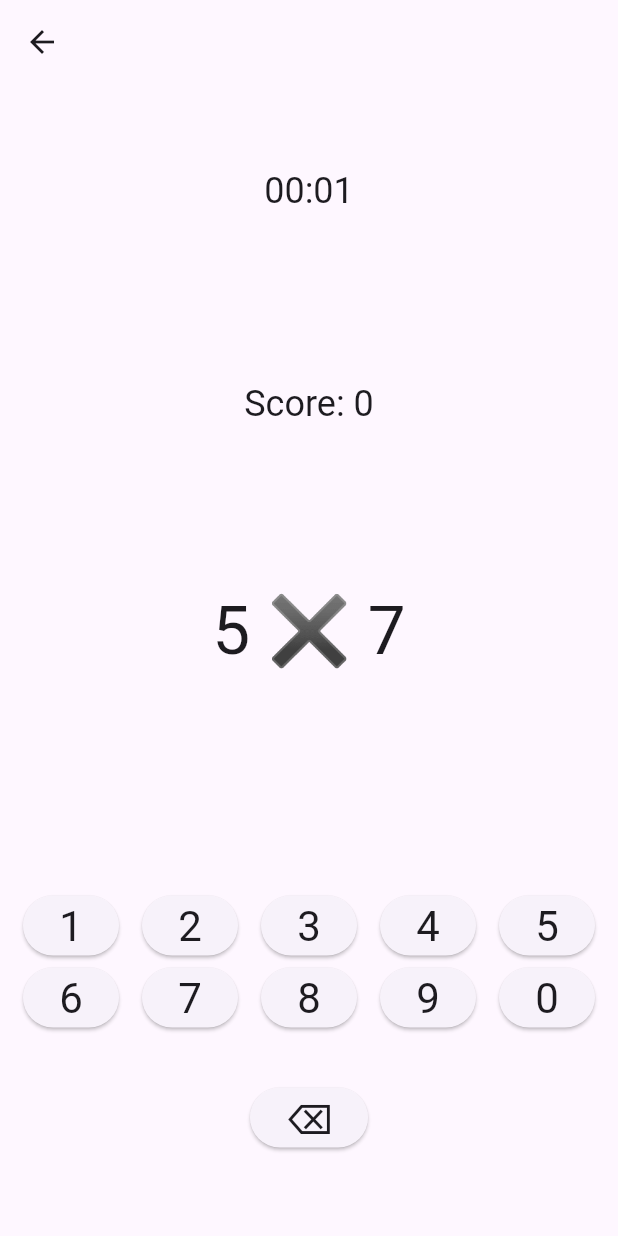
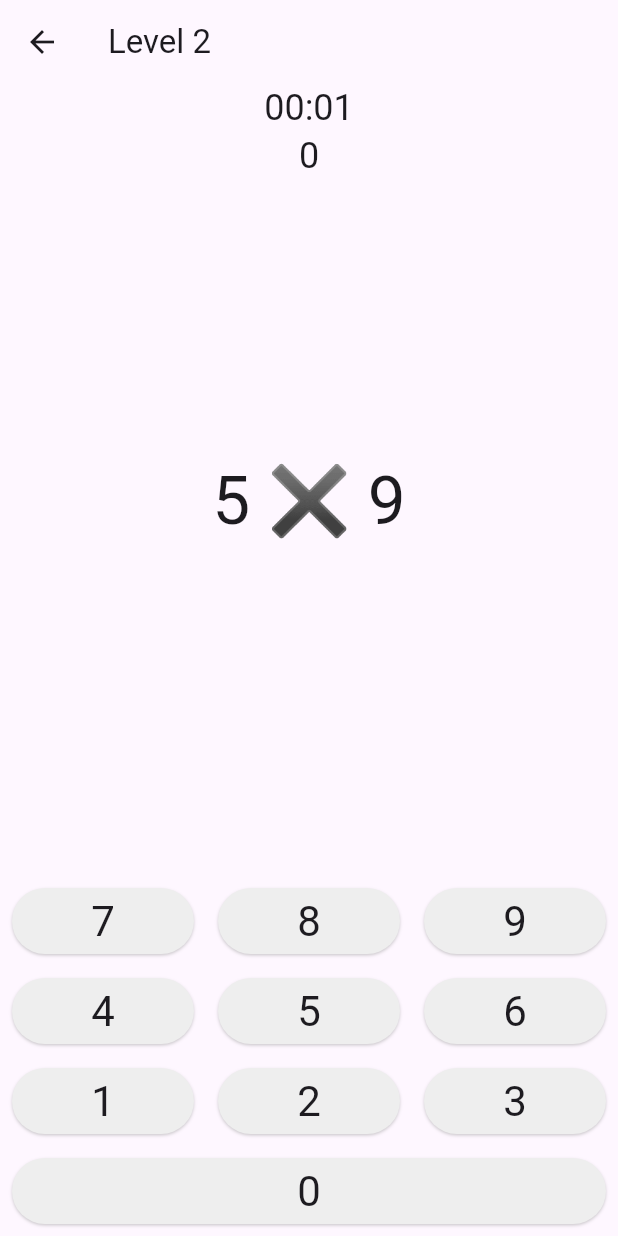
Before and after one commit to janne/multiquization, a Flutter app: the screen it shows after launch, after a tap on "Level 2", on a phone screen of 412 x 824 dp. Run offline on Flutter 3.47's test engine with Material 3 defaults, Android fonts, the light colour scheme and no system bars; our stand-ins replace audioplayers, go_router.

Commit message:
Add another level and visual tweaks

```diff
--- a/lib/game.dart
+++ b/lib/game.dart
@@ -43,12 +43,19 @@ class _GameState extends State<Game> {
 
   _randomize() {
     setState(() {
-      if (widget.level == 1) {
+      switch (widget.level) {
+        case 1:
+          multiplier = random.nextInt(5);
+          multiplicand = random.nextInt(5);
+          break;
+        case 2:
           multiplier = random.nextInt(11);
           multiplicand = random.nextInt(11);
-      } else {
+          break;
+        case 3:
           multiplier = random.nextInt(5) + 5;
           multiplicand = random.nextInt(5) + 5;
+          break;
       }
     });
   }
@@ -90,18 +97,24 @@ class _GameState extends State<Game> {
   @override
   Widget build(BuildContext context) {
     return Scaffold(
-      appBar: AppBar(),
-      body: Center(
+      appBar: AppBar(title: Text("Level ${widget.level}")),
+      body: SafeArea(
+        child: Center(
           child: Column(
-          mainAxisAlignment: MainAxisAlignment.spaceAround,
+            mainAxisAlignment: MainAxisAlignment.spaceBetween,
+            children: [
+              Column(
                 children: [
                   Text(time, style: Theme.of(context).textTheme.headlineSmall),
-            Text("Score: $score", style: Theme.of(context).textTheme.headlineSmall),
+                  Text(score.toString(), style: Theme.of(context).textTheme.headlineSmall),
+                ],
+              ),
               Text("$multiplier ✖ $multiplicand", style: Theme.of(context).textTheme.displayMedium),
               Keyboard(guess: previousGuess, onPress: _onGuess)
             ],
           ),
         ),
+      ),
     );
   }
 }
--- a/lib/home.dart
+++ b/lib/home.dart
@@ -13,53 +13,41 @@ class _HomeState extends State<Home> {
   int? lastScore;
   int? highScore;
 
+  void _startGame(int level) async {
+    final score = await context.push<int>("/game", extra: level);
+    if (score != null) {
+      setState(() {
+        lastScore = score;
+        highScore = highScore == null || score > highScore! ? score : highScore;
+      });
+    }
+  }
+
   @override
   Widget build(BuildContext context) {
     return Scaffold(
+      appBar: AppBar(title: const Text("Multiquization")),
       body: Column(
-        mainAxisAlignment: MainAxisAlignment.center,
+        mainAxisAlignment: MainAxisAlignment.spaceEvenly,
         children: [
-          lastScore != null
-              ? Padding(
+          if (highScore != null || lastScore != null)
+            Column(children: [
+              if (lastScore != null)
+                Padding(
                   padding: const EdgeInsets.symmetric(vertical: 16),
-                  child: Center(child: Text("Senaste spelet: $lastScore", style: const TextStyle(fontSize: 24))),
+                  child: Center(child: Text("Last game: $lastScore", style: const TextStyle(fontSize: 24))),
+                ),
+              if (highScore != null)
+                Padding(
+                  padding: const EdgeInsets.symmetric(vertical: 16),
+                  child: Center(child: Text("High score: $highScore", style: const TextStyle(fontSize: 24))),
                 )
-              : Container(),
-          highScore != null
-              ? Padding(
-                  padding: const EdgeInsets.symmetric(vertical: 16),
-                  child: Center(child: Text("Bäst hitills: $highScore", style: const TextStyle(fontSize: 24))),
-                )
-              : Container(),
-          Row(
-            mainAxisAlignment: MainAxisAlignment.spaceAround,
+            ]),
+          Column(
             children: [
-              LevelButton(
-                onPressed: () async {
-                  final score = await context.push<int>("/game", extra: 1);
-                  setState(() {
-                    if (score != null) {
-                      lastScore = score;
-                      highScore = highScore == null || score > highScore! ? score : highScore;
-                    }
-                  });
-                },
-                color: Colors.blue,
-                label: 'Level 1',
-              ),
-              LevelButton(
-                onPressed: () async {
-                  final score = await context.push<int>("/game", extra: 2);
-                  setState(() {
-                    if (score != null) {
-                      lastScore = score;
-                      highScore = highScore == null || score > highScore! ? score : highScore;
-                    }
-                  });
-                },
-                color: Colors.red,
-                label: 'Level 2',
-              )
+              LevelButton(onPressed: () => _startGame(1), color: Colors.blue[100]!, label: 'Level 1'),
+              LevelButton(onPressed: () => _startGame(2), color: Colors.blue, label: 'Level 2'),
+              LevelButton(onPressed: () => _startGame(3), color: Colors.blue[900]!, label: 'Level 3'),
             ],
           ),
         ],
--- a/lib/keyboard.dart
+++ b/lib/keyboard.dart
@@ -1,4 +1,5 @@
 import 'package:flutter/material.dart';
+import 'package:multiquization/number_button.dart';
 
 class Keyboard extends StatelessWidget {
   final void Function(int? i) onPress;
@@ -26,29 +27,30 @@ class Keyboard extends StatelessWidget {
       children: [
         Text("${guess ?? ''}", style: Theme.of(context).textTheme.headlineMedium),
         Row(
+          children: [
+            NumberButton(onPressed: _handlePress, number: 7),
+            NumberButton(onPressed: _handlePress, number: 8),
+            NumberButton(onPressed: _handlePress, number: 9),
+          ],
+        ),
+        Row(mainAxisAlignment: MainAxisAlignment.spaceEvenly, children: [
+          NumberButton(onPressed: _handlePress, number: 4),
+          NumberButton(onPressed: _handlePress, number: 5),
+          NumberButton(onPressed: _handlePress, number: 6),
+        ]),
+        Row(
           mainAxisAlignment: MainAxisAlignment.spaceEvenly,
           children: [
-            ElevatedButton(onPressed: () => _handlePress(1), child: Text("1", style: Theme.of(context).textTheme.headlineMedium)),
-            ElevatedButton(onPressed: () => _handlePress(2), child: Text("2", style: Theme.of(context).textTheme.headlineMedium)),
-            ElevatedButton(onPressed: () => _handlePress(3), child: Text("3", style: Theme.of(context).textTheme.headlineMedium)),
-            ElevatedButton(onPressed: () => _handlePress(4), child: Text("4", style: Theme.of(context).textTheme.headlineMedium)),
-            ElevatedButton(onPressed: () => _handlePress(5), child: Text("5", style: Theme.of(context).textTheme.headlineMedium)),
+            NumberButton(onPressed: _handlePress, number: 1),
+            NumberButton(onPressed: _handlePress, number: 2),
+            NumberButton(onPressed: _handlePress, number: 3),
           ],
         ),
         Row(
-          mainAxisAlignment: MainAxisAlignment.spaceEvenly,
           children: [
-            ElevatedButton(onPressed: () => _handlePress(6), child: Text("6", style: Theme.of(context).textTheme.headlineMedium)),
-            ElevatedButton(onPressed: () => _handlePress(7), child: Text("7", style: Theme.of(context).textTheme.headlineMedium)),
-            ElevatedButton(onPressed: () => _handlePress(8), child: Text("8", style: Theme.of(context).textTheme.headlineMedium)),
-            ElevatedButton(onPressed: () => _handlePress(9), child: Text("9", style: Theme.of(context).textTheme.headlineMedium)),
-            ElevatedButton(onPressed: () => _handlePress(0), child: Text("0", style: Theme.of(context).textTheme.headlineMedium)),
+            NumberButton(onPressed: _handlePress, number: 0),
           ],
-        ),
-        Padding(
-          padding: const EdgeInsets.only(top: 32),
-          child: ElevatedButton(onPressed: () => _handleBackspace(), child: Text("⌫", style: Theme.of(context).textTheme.headlineMedium)),
-        ),
+        )
       ],
     );
   }
--- a/lib/level_button.dart
+++ b/lib/level_button.dart
@@ -11,10 +11,13 @@ class LevelButton extends StatelessWidget {
   Widget build(BuildContext context) {
     return TextButton(
       onPressed: onPressed,
-      child: Row(children: [
-        Icon(Icons.play_circle_fill, size: 64, color: color),
-        Text(label, style: Theme.of(context).textTheme.headlineMedium),
-      ]),
+      child: Row(
+        mainAxisAlignment: MainAxisAlignment.center,
+        children: [
+          Icon(Icons.play_circle_fill, size: 64, color: color),
+          Text(label, style: Theme.of(context).textTheme.headlineMedium),
+        ],
+      ),
     );
   }
 }
--- /dev/null
+++ b/lib/number_button.dart
@@ -0,0 +1,34 @@
+import 'package:flutter/material.dart';
+
+class NumberButton extends StatelessWidget {
+  final int number;
+  final void Function(int button) onPressed;
+
+  const NumberButton({super.key, required this.onPressed, required this.number});
+
+  @override
+  Widget build(BuildContext context) {
+    return Expanded(
+      child: InkResponse(
+        onTapDown: (_) => onPressed(number),
+        child: Container(
+          alignment: Alignment.center,
+          margin: const EdgeInsets.all(8),
+          padding: const EdgeInsets.symmetric(vertical: 4),
+          decoration: BoxDecoration(
+            boxShadow: [
+              BoxShadow(
+                color: Colors.grey.withOpacity(0.5),
+                blurRadius: 1,
+                offset: const Offset(0, 1),
+              ),
+            ],
+            color: Colors.grey[200],
+            borderRadius: const BorderRadius.all(Radius.circular(24)),
+          ),
+          child: Text(number.toString(), style: Theme.of(context).textTheme.headlineMedium),
+        ),
+      ),
+    );
+  }
+}
```
Lines whose indentation alone changed are shown as unchanged.
